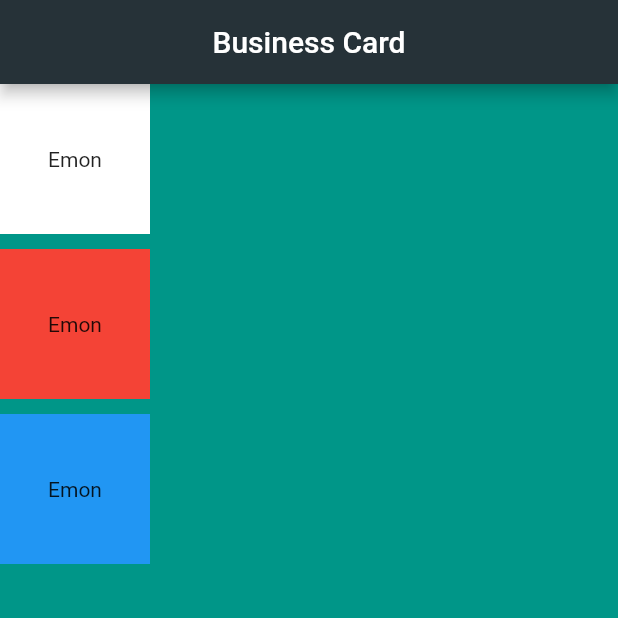
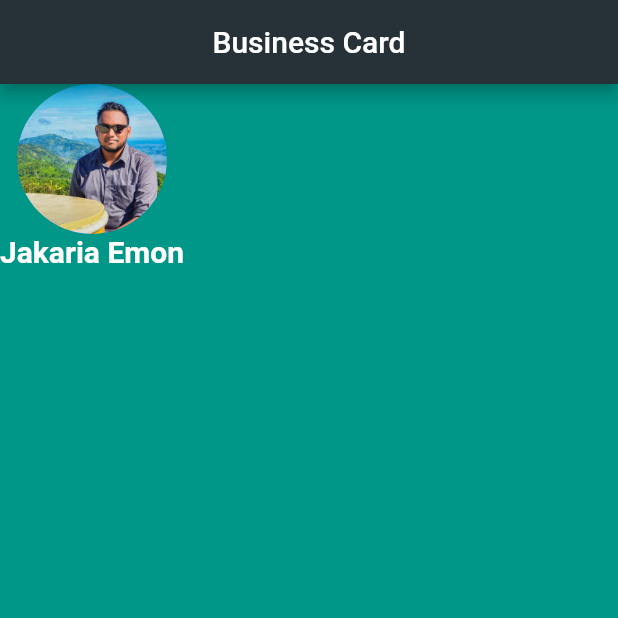
Before and after one commit to jakariaemon/Flutter_Business_Card, a Flutter app: the screen it shows after launch, on a phone screen of 412 x 824 dp, the top half of it. Run offline on Flutter 3.47's test engine with Material 2 defaults, Android fonts, the phone set to English and light mode, and no system bars.

Commit message:
Add Image Avater and Text

```diff
--- a/lib/main.dart
+++ b/lib/main.dart
@@ -22,33 +22,18 @@ class MyApp extends StatelessWidget {
           child: Column(
             //crossAxisAlignment: CrossAxisAlignment.stretch,
             children: <Widget> [
-              Container(
-                height: 100.0,
-                width: 100.0,
-                //margin: EdgeInsets.symmetric(vertical: 50.0, horizontal: 150.0), // for outer spacing
-                margin: EdgeInsets.only(bottom: 10.0),
-                //padding: EdgeInsets.only(top:50), // for inner spacing of the contents
-                color: Colors.white,
-                child: Center(child: Text("Emon")),
+              CircleAvatar(
+                radius: 50.0,
+                backgroundImage: AssetImage('images/em.PNG'),
               ),
-              Container(
-                height: 100.0,
-                width: 100.0,
-                margin: EdgeInsets.only(bottom: 10.0),
-                //margin: EdgeInsets.symmetric(vertical: 50.0, horizontal: 150.0), // for outer spacing
-                //padding: EdgeInsets.only(top:50), // for inner spacing of the contents
-                color: Colors.red,
-                child: Center(child: Text("Emon")),
+              Text(
+                "Jakaria Emon",
+                style: TextStyle(
+                  fontSize: 20.0,
+                  color: Colors.white,
+                  fontWeight: FontWeight.bold,
+                ),
               ),
-               Container(
-                height: 100.0,
-                width: 100.0,
-                margin: EdgeInsets.only(bottom: 10.0),
-               //margin: EdgeInsets.symmetric(vertical: 50.0, horizontal: 150.0), // for outer spacing
-               //padding: EdgeInsets.only(top:50), // for inner spacing of the contents
-                color: Colors.blue,
-                child: Center(child: Text("Emon")),
-               ),
             ],
           )
       ),
--- a/pubspec.yaml
+++ b/pubspec.yaml
@@ -56,10 +56,8 @@ flutter:
   # included with your application, so that you can use the icons in
   # the material Icons class.
   uses-material-design: true
-
-  # To add assets to your application, add an assets section, like this:
-  # assets:
-  #   - images/a_dot_burr.jpeg
+  assets:
+    - images/em.PNG
   #   - images/a_dot_ham.jpeg
 
   # An image asset can refer to one or more resolution-specific "variants", see
```
Also changed, not shown: images/em.PNG (added).
